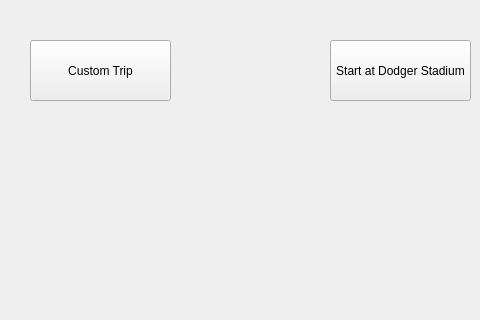
First picture: the form in Baseball/mainwindow.ui, repository Ykhan799/CS-1D-Project-2-Baseball, before the edit; both pictures show x 0 to 480 and y 280 to 600 of the 800 by 600 pixel window.
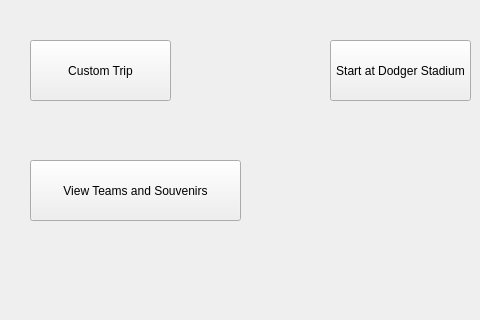
Second picture: the form after the edit.

Patch:
```diff
--- a/Baseball/mainwindow.ui
+++ b/Baseball/mainwindow.ui
@@ -98,6 +98,19 @@
      <string>Log Out</string>
     </property>
    </widget>
+   <widget class="QPushButton" name="viewTeamsSouvenirs">
+    <property name="geometry">
+     <rect>
+      <x>30</x>
+      <y>440</y>
+      <width>211</width>
+      <height>61</height>
+     </rect>
+    </property>
+    <property name="text">
+     <string>View Teams and Souvenirs</string>
+    </property>
+   </widget>
   </widget>
   <widget class="QStatusBar" name="statusbar"/>
  </widget>
```
